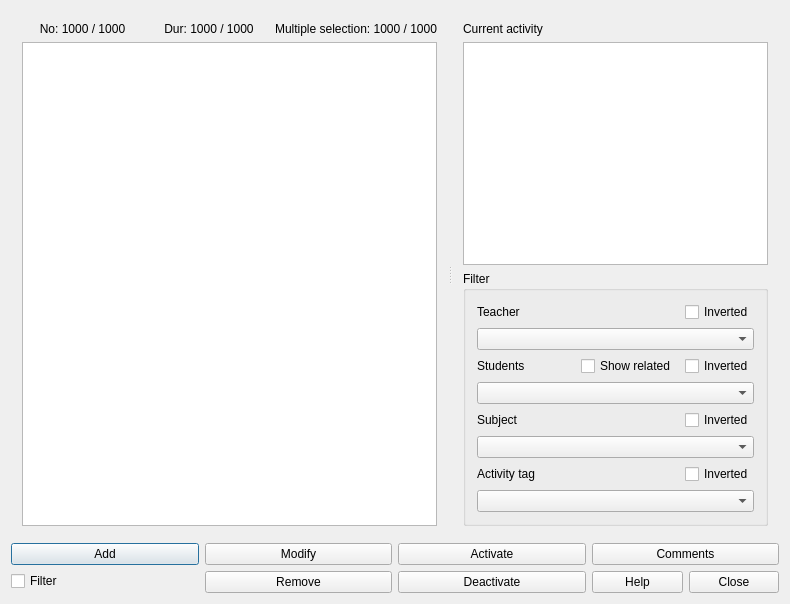
This is fet/src/interface/activitiesform_template.ui in vonmecheln/fet as Qt 5 draws it before an edit. The edited form follows.
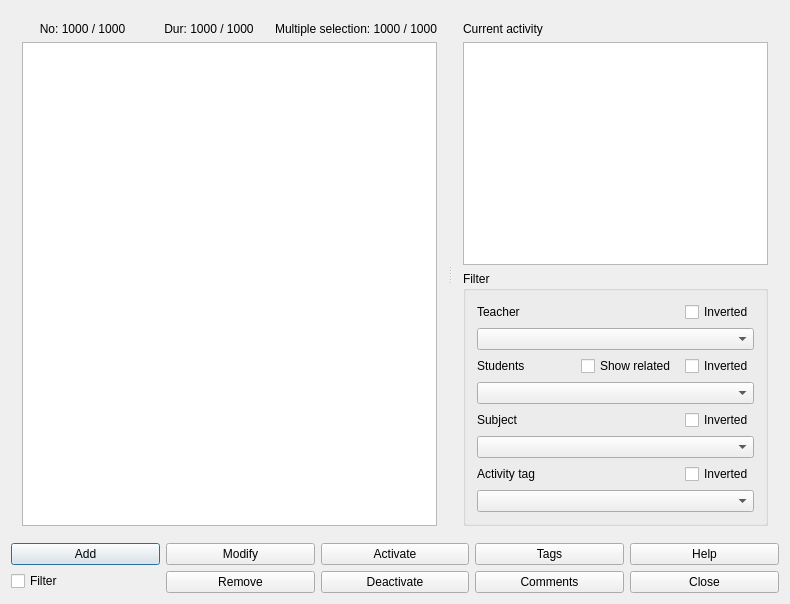
This is the edited form.

```diff
--- a/fet/src/interface/activitiesform_template.ui
+++ b/fet/src/interface/activitiesform_template.ui
@@ -14,7 +14,7 @@
    <string extracomment="This is the title of the activities dialog">Activities dialog</string>
   </property>
   <layout class="QGridLayout" name="gridLayout_2">
-   <item row="0" column="0">
+   <item row="0" column="0" colspan="5">
     <widget class="QSplitter" name="splitter">
      <property name="sizePolicy">
       <sizepolicy hsizetype="Expanding" vsizetype="Expanding">
@@ -216,8 +216,6 @@
     </widget>
    </item>
    <item row="1" column="0">
-    <layout class="QHBoxLayout" name="horizontalLayout_6">
-     <item>
       <layout class="QVBoxLayout" name="verticalLayout_2">
        <item>
         <widget class="QPushButton" name="addActivityPushButton">
@@ -247,7 +245,7 @@
        </item>
       </layout>
      </item>
-     <item>
+   <item row="1" column="1">
       <layout class="QVBoxLayout" name="verticalLayout_3">
        <item>
         <widget class="QPushButton" name="modifyActivityPushButton">
@@ -277,7 +275,7 @@
        </item>
       </layout>
      </item>
-     <item>
+   <item row="1" column="2">
       <layout class="QVBoxLayout" name="verticalLayout_4">
        <item>
         <widget class="QPushButton" name="activatePushButton">
@@ -307,8 +305,15 @@
        </item>
       </layout>
      </item>
-     <item>
+   <item row="1" column="3">
       <layout class="QVBoxLayout" name="verticalLayout_6">
+     <item>
+      <widget class="QPushButton" name="activityTagsPushButton">
+       <property name="text">
+        <string>Tags</string>
+       </property>
+      </widget>
+     </item>
        <item>
         <widget class="QPushButton" name="commentsPushButton">
          <property name="sizePolicy">
@@ -322,8 +327,10 @@
          </property>
         </widget>
        </item>
-       <item>
-        <layout class="QHBoxLayout" name="horizontalLayout">
+    </layout>
+   </item>
+   <item row="1" column="4">
+    <layout class="QVBoxLayout" name="verticalLayout_7">
          <item>
           <widget class="QPushButton" name="helpPushButton">
            <property name="sizePolicy">
@@ -349,10 +356,6 @@
             <string>Close</string>
            </property>
           </widget>
-         </item>
-        </layout>
-       </item>
-      </layout>
      </item>
     </layout>
    </item>
```
Lines whose indentation alone changed are shown as unchanged.
